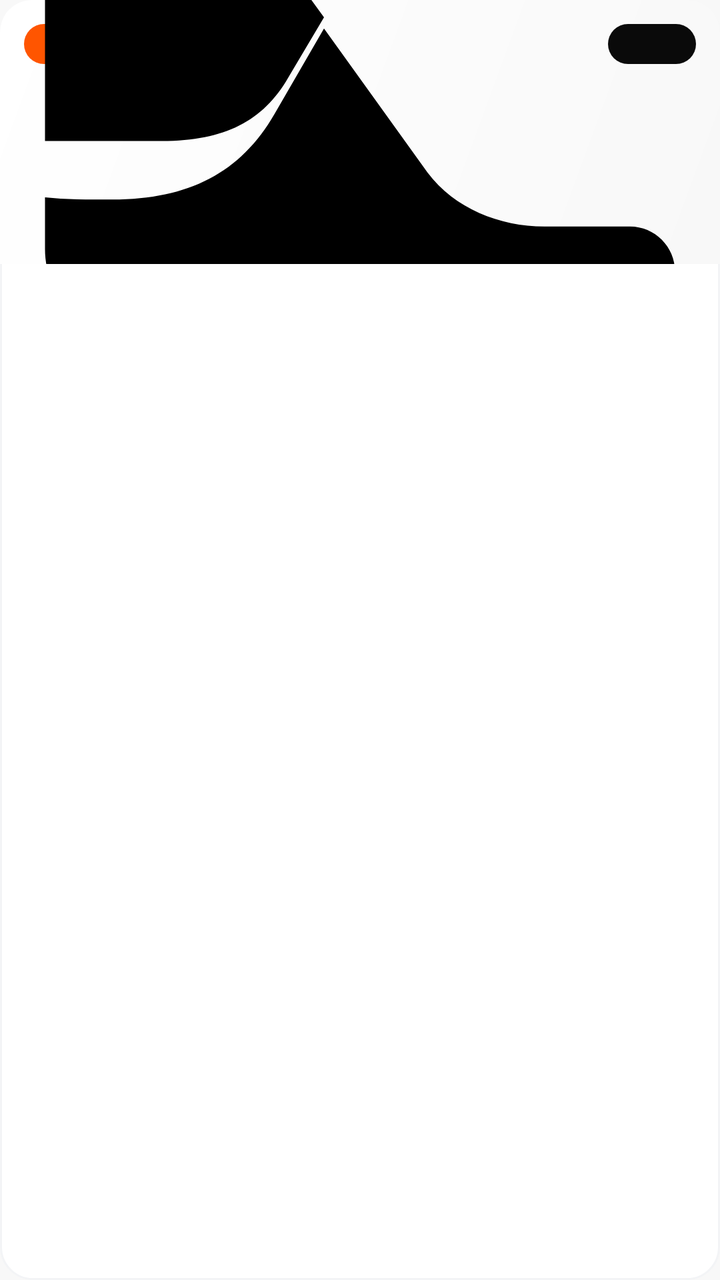
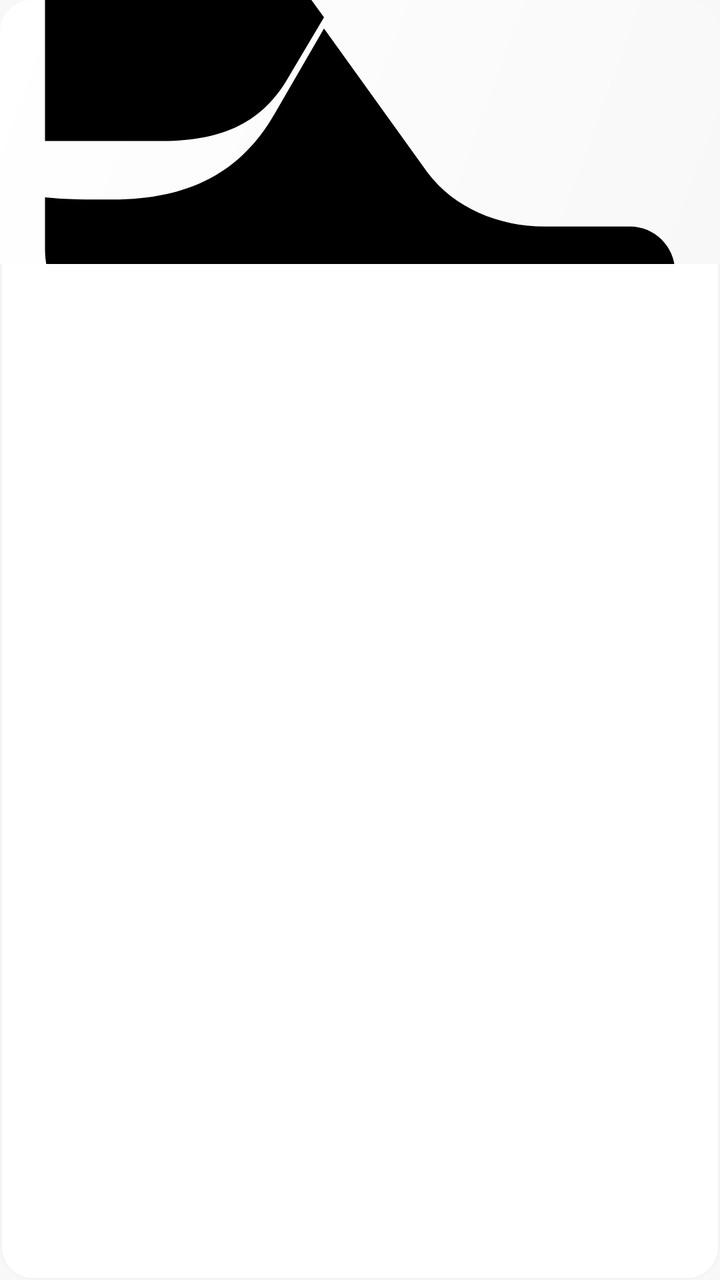

The first picture is an Android layout as it rendered before a commit; the second is the same layout after the commit. The layout source and the unified diff follow.
<!-- AndroidManifest.xml: application theme Theme.SoleStep -->
<!-- res/layout/item_client_product.xml -->
<?xml version="1.0" encoding="utf-8"?>
<LinearLayout xmlns:android="http://schemas.android.com/apk/res/android"
    android:layout_width="match_parent"
    android:layout_height="wrap_content"
    android:background="@drawable/bg_home_product_card"
    android:orientation="vertical">

    <FrameLayout
        android:id="@+id/client_product_image_panel"
        android:layout_width="match_parent"
        android:layout_height="132dp"
        android:background="@drawable/bg_home_product_image_light">

        <TextView
            android:id="@+id/client_product_badge_new"
            android:layout_width="42dp"
            android:layout_height="20dp"
            android:layout_margin="@dimen/space_6"
            android:background="@drawable/bg_home_sale_badge"
            android:gravity="center"
            android:text="@string/badge_new"
            android:textAppearance="@style/TextAppearance.SoleStep.Caption"
            android:textColor="@color/brand_white"
            android:textSize="8sp"
            android:textStyle="bold" />

        <TextView
            android:id="@+id/client_product_badge_discount"
            android:layout_width="44dp"
            android:layout_height="20dp"
            android:layout_gravity="top|end"
            android:layout_margin="@dimen/space_6"
            android:background="@drawable/bg_catalog_discount_badge"
            android:gravity="center"
            android:textAppearance="@style/TextAppearance.SoleStep.Caption"
            android:textColor="@color/brand_white"
            android:textSize="8sp"
            android:textStyle="bold" />

        <ImageView
            android:id="@+id/client_product_image"
            android:layout_width="match_parent"
            android:layout_height="match_parent"
            android:layout_gravity="center"
            android:contentDescription="@string/product_image_desc"
            android:scaleType="centerCrop"
            android:src="@drawable/ic_shoe" />
    </FrameLayout>

    <TextView
        android:id="@+id/client_product_brand"
        android:layout_width="match_parent"
        android:layout_height="wrap_content"
        android:layout_marginStart="@dimen/space_8"
        android:layout_marginTop="@dimen/space_8"
        android:layout_marginEnd="@dimen/space_8"
        android:ellipsize="end"
        android:maxLines="1"
        android:textAppearance="@style/TextAppearance.SoleStep.Caption" />

    <TextView
        android:id="@+id/client_product_name"
        android:layout_width="match_parent"
        android:layout_height="wrap_content"
        android:layout_marginStart="@dimen/space_8"
        android:layout_marginEnd="@dimen/space_8"
        android:ellipsize="end"
        android:maxLines="2"
        android:minHeight="34dp"
        android:textAppearance="@style/TextAppearance.SoleStep.BodySmall"
        android:textColor="@color/text_primary"
        android:textStyle="bold" />

    <TextView
        android:id="@+id/client_product_rating"
        android:layout_width="match_parent"
        android:layout_height="wrap_content"
        android:layout_marginStart="@dimen/space_8"
        android:layout_marginTop="@dimen/space_3"
        android:layout_marginEnd="@dimen/space_8"
        android:textAppearance="@style/TextAppearance.SoleStep.Caption"
        android:textColor="@color/text_tertiary" />

    <LinearLayout
        android:layout_width="match_parent"
        android:layout_height="wrap_content"
        android:layout_marginStart="@dimen/space_8"
        android:layout_marginTop="@dimen/space_4"
        android:layout_marginEnd="@dimen/space_8"
        android:layout_marginBottom="@dimen/space_8"
        android:gravity="center_vertical"
        android:orientation="horizontal">

        <TextView
            android:id="@+id/client_product_price"
            android:layout_width="0dp"
            android:layout_height="wrap_content"
            android:layout_weight="1"
            android:textAppearance="@style/TextAppearance.SoleStep.PriceSmall" />

        <TextView
            android:id="@+id/client_product_original_price"
            android:layout_width="wrap_content"
            android:layout_height="wrap_content"
            android:textAppearance="@style/TextAppearance.SoleStep.Caption"
            android:textColor="@color/text_disabled" />
    </LinearLayout>
</LinearLayout>
<!-- resources referenced by this layout -->
<resources>
  <color name="brand_white">#FFFFFF</color>
  <color name="text_disabled">#E5E7EB</color>
  <color name="text_primary">#0A0A0A</color>
  <color name="text_tertiary">#6B7280</color>
  <dimen name="space_3">6dp</dimen>
  <dimen name="space_4">8dp</dimen>
  <dimen name="space_6">12dp</dimen>
  <dimen name="space_8">16dp</dimen>
  <!-- drawable bg_catalog_discount_badge (drawable) -->
  <?xml version="1.0" encoding="utf-8"?>
  <shape xmlns:android="http://schemas.android.com/apk/res/android"
      android:shape="rectangle">
      <solid android:color="@color/brand_black" />
      <corners android:radius="@dimen/radius_pill" />
  </shape>
  <!-- drawable bg_home_sale_badge (drawable) -->
  <?xml version="1.0" encoding="utf-8"?>
  <shape xmlns:android="http://schemas.android.com/apk/res/android"
      android:shape="rectangle">
      <solid android:color="@color/brand_orange" />
      <corners android:radius="@dimen/radius_pill" />
  </shape>
  <string name="badge_new">MỚI</string>
  <string name="product_image_desc">Ảnh sản phẩm</string>
  <style name="TextAppearance.SoleStep.BodySmall" parent="TextAppearance.MaterialComponents.Body2">
          <item name="android:textSize">@dimen/font_caption</item>
          <item name="android:textColor">@color/text_tertiary</item>
      </style>
  <style name="TextAppearance.SoleStep.Caption" parent="TextAppearance.MaterialComponents.Caption">
          <item name="android:textSize">@dimen/font_caption_small</item>
          <item name="android:textColor">@color/text_muted</item>
      </style>
  <color name="brand_black">#0A0A0A</color>
  <dimen name="radius_pill">999dp</dimen>
  <color name="bg_primary">#FFFFFF</color>
  <dimen name="radius_lg">16dp</dimen>
  <dimen name="stroke_thin">1dp</dimen>
  <color name="border_light">#F3F4F6</color>
  <color name="bg_secondary">#F8F8F8</color>
  <color name="brand_orange">#FF5500</color>
  <dimen name="font_caption">11sp</dimen>
  <dimen name="font_caption_small">10sp</dimen>
  <color name="text_muted">#9CA3AF</color>
  <dimen name="font_price_small">13sp</dimen>
  <color name="brand_orange_dark">#CC4400</color>
  <color name="bg_dark_surface_2">#F3F4F6</color>
  <color name="status_error">#EF4444</color>
  <style name="ShapeAppearance.SoleStep.Small" parent="">
          <item name="cornerFamily">rounded</item>
          <item name="cornerSize">@dimen/radius_sm</item>
      </style>
  <style name="ShapeAppearance.SoleStep.Medium" parent="">
          <item name="cornerFamily">rounded</item>
          <item name="cornerSize">@dimen/radius_lg</item>
      </style>
  <style name="ShapeAppearance.SoleStep.Large" parent="">
          <item name="cornerFamily">rounded</item>
          <item name="cornerSize">@dimen/radius_2xl</item>
      </style>
  <dimen name="font_body">13sp</dimen>
  <color name="text_secondary">#374151</color>
  <dimen name="radius_sm">8dp</dimen>
  <dimen name="radius_2xl">24dp</dimen>
  <dimen name="font_display">48sp</dimen>
  <dimen name="font_title_large">24sp</dimen>
  <dimen name="font_title">20sp</dimen>
  <dimen name="font_headline">18sp</dimen>
  <dimen name="font_subheading">16sp</dimen>
  <dimen name="font_label">14sp</dimen>
  <dimen name="font_overline">9sp</dimen>
  <dimen name="elev_bottom_nav">8dp</dimen>
  <dimen name="bottom_nav_height">88dp</dimen>
  <dimen name="radius_button">20dp</dimen>
  <dimen name="btn_height_large">52dp</dimen>
  <dimen name="space_16">32dp</dimen>
  <dimen name="elev_raised">4dp</dimen>
  <color name="border_normal">#E5E7EB</color>
  <dimen name="radius_input">20dp</dimen>
  <color name="text_placeholder">#D1D5DB</color>
  <dimen name="radius_chip">12dp</dimen>
  <dimen name="space_12">24dp</dimen>
  <dimen name="btn_height_tiny">28dp</dimen>
  <dimen name="radius_card">20dp</dimen>
  <dimen name="elev_card">2dp</dimen>
  <dimen name="toolbar_height">56dp</dimen>
  <dimen name="space_screen_horizontal">20dp</dimen>
  <dimen name="elev_top_bar">4dp</dimen>
  <dimen name="elev_fab">6dp</dimen>
  <!-- unchanged entries left out for length: 21 -->
</resources>

<!-- the commit's change to res/layout/item_client_product.xml (unified diff, before → after) -->
@@ -11,31 +11,7 @@
         android:layout_height="132dp"
         android:background="@drawable/bg_home_product_image_light">
 
-        <TextView
-            android:id="@+id/client_product_badge_new"
-            android:layout_width="42dp"
-            android:layout_height="20dp"
-            android:layout_margin="@dimen/space_6"
-            android:background="@drawable/bg_home_sale_badge"
-            android:gravity="center"
-            android:text="@string/badge_new"
-            android:textAppearance="@style/TextAppearance.SoleStep.Caption"
-            android:textColor="@color/brand_white"
-            android:textSize="8sp"
-            android:textStyle="bold" />
 
-        <TextView
-            android:id="@+id/client_product_badge_discount"
-            android:layout_width="44dp"
-            android:layout_height="20dp"
-            android:layout_gravity="top|end"
-            android:layout_margin="@dimen/space_6"
-            android:background="@drawable/bg_catalog_discount_badge"
-            android:gravity="center"
-            android:textAppearance="@style/TextAppearance.SoleStep.Caption"
-            android:textColor="@color/brand_white"
-            android:textSize="8sp"
-            android:textStyle="bold" />
 
         <ImageView
             android:id="@+id/client_product_image"
<!-- resource entries referenced after the edit -->
@@ -6,23 +6,7 @@
   <color name="text_tertiary">#6B7280</color>
   <dimen name="space_3">6dp</dimen>
   <dimen name="space_4">8dp</dimen>
-  <dimen name="space_6">12dp</dimen>
   <dimen name="space_8">16dp</dimen>
-  <!-- drawable bg_catalog_discount_badge (drawable) -->
-  <?xml version="1.0" encoding="utf-8"?>
-  <shape xmlns:android="http://schemas.android.com/apk/res/android"
-      android:shape="rectangle">
-      <solid android:color="@color/brand_black" />
-      <corners android:radius="@dimen/radius_pill" />
-  </shape>
-  <!-- drawable bg_home_sale_badge (drawable) -->
-  <?xml version="1.0" encoding="utf-8"?>
-  <shape xmlns:android="http://schemas.android.com/apk/res/android"
-      android:shape="rectangle">
-      <solid android:color="@color/brand_orange" />
-      <corners android:radius="@dimen/radius_pill" />
-  </shape>
-  <string name="badge_new">MỚI</string>
   <string name="product_image_desc">Ảnh sản phẩm</string>
   <style name="TextAppearance.SoleStep.BodySmall" parent="TextAppearance.MaterialComponents.Body2">
           <item name="android:textSize">@dimen/font_caption</item>
@@ -33,7 +17,6 @@
           <item name="android:textColor">@color/text_muted</item>
       </style>
   <color name="brand_black">#0A0A0A</color>
-  <dimen name="radius_pill">999dp</dimen>
   <color name="bg_primary">#FFFFFF</color>
   <dimen name="radius_lg">16dp</dimen>
   <dimen name="stroke_thin">1dp</dimen>
